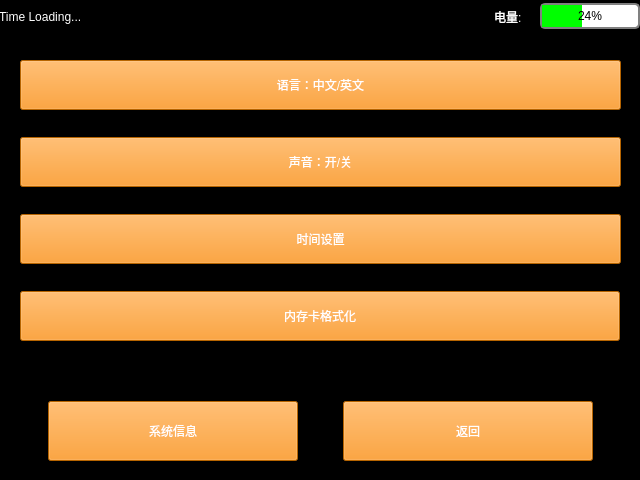
Old version of the form settingwindow.ui in the repository a2824256/EVA-Qt-Beta.
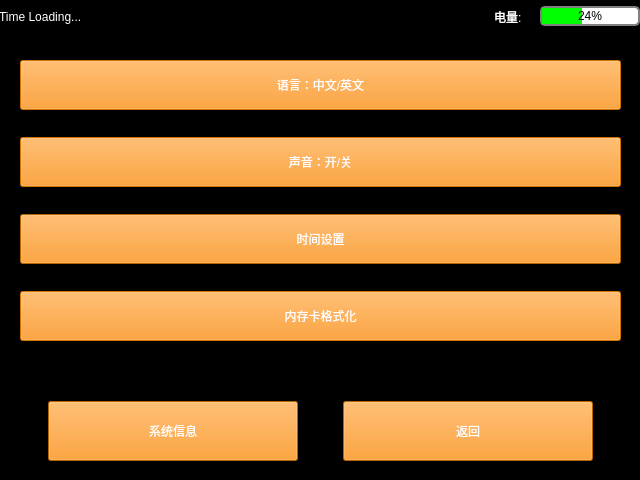
New version of the form.

What changed in the file:
```diff
--- a/settingwindow.ui
+++ b/settingwindow.ui
@@ -86,13 +86,13 @@
        <property name="minimumSize">
         <size>
          <width>100</width>
-         <height>0</height>
+         <height>20</height>
         </size>
        </property>
        <property name="maximumSize">
         <size>
          <width>100</width>
-         <height>16777215</height>
+         <height>20</height>
         </size>
        </property>
        <property name="styleSheet">
@@ -129,6 +129,9 @@
         </property>
         <item>
          <widget class="QPushButton" name="languageButton">
+          <property name="enabled">
+           <bool>false</bool>
+          </property>
           <property name="minimumSize">
            <size>
             <width>0</width>
@@ -151,6 +154,9 @@
         </item>
         <item>
          <widget class="QPushButton" name="soundButton">
+          <property name="enabled">
+           <bool>false</bool>
+          </property>
           <property name="minimumSize">
            <size>
             <width>0</width>
@@ -195,15 +201,18 @@
         </item>
         <item>
          <widget class="QPushButton" name="sdcardButton">
+          <property name="enabled">
+           <bool>false</bool>
+          </property>
           <property name="minimumSize">
            <size>
-            <width>600</width>
+            <width>0</width>
             <height>50</height>
            </size>
           </property>
           <property name="maximumSize">
            <size>
-            <width>600</width>
+            <width>16777215</width>
             <height>50</height>
            </size>
           </property>
```
